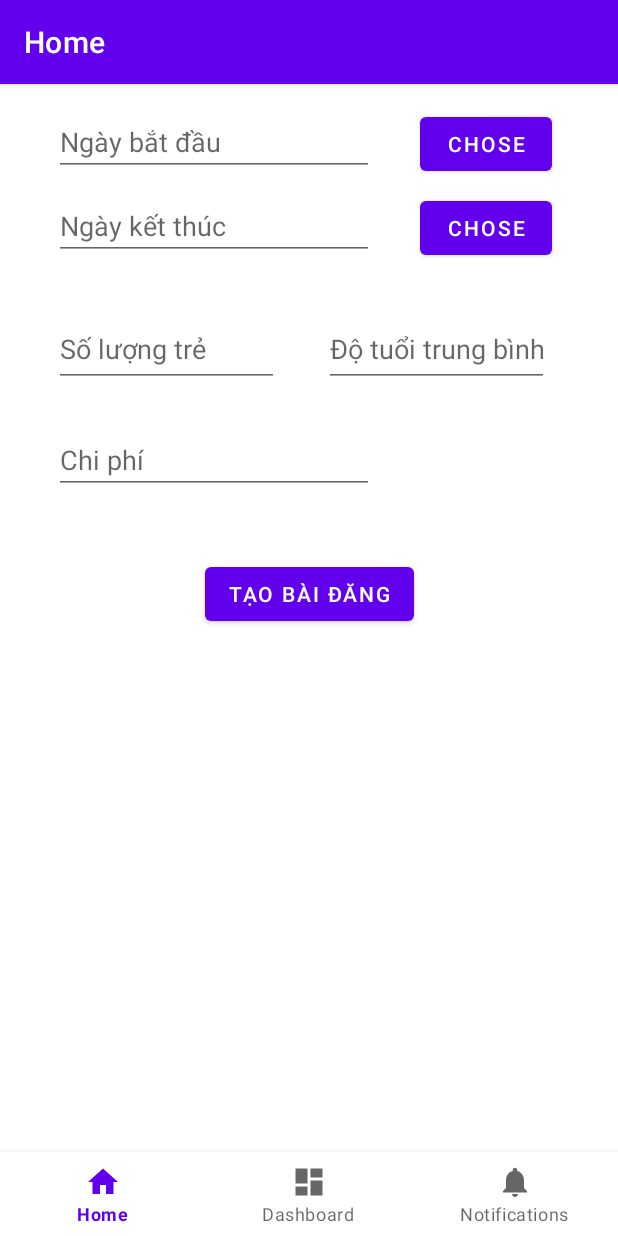
After one commit to yshuynh/BabysittingAppBackend, an Android app: the fragment CreateParentFragment placed in its activity, on a phone screen of 412 x 824 dp. The commit adds this screen. Run offline under Robolectric (Android 15) with nearby library versions, the phone set to English and light mode, and no system bars; our stand-ins replace navigation-ui.

Commit message:
no message

```diff
--- a/app/build.gradle
+++ b/app/build.gradle
@@ -41,6 +41,7 @@ dependencies {
     implementation 'androidx.lifecycle:lifecycle-viewmodel-ktx:2.2.0'
     implementation 'androidx.navigation:navigation-fragment:2.3.0'
     implementation 'androidx.navigation:navigation-ui:2.3.0'
+    implementation 'androidx.legacy:legacy-support-v4:1.0.0'
     testImplementation 'junit:junit:4.+'
     androidTestImplementation 'androidx.test.ext:junit:1.1.2'
     androidTestImplementation 'androidx.test.espresso:espresso-core:3.3.0'
--- a/app/src/main/java/com/example/babysittingapp/MainActivity.java
+++ b/app/src/main/java/com/example/babysittingapp/MainActivity.java
@@ -37,6 +37,8 @@ public class MainActivity extends AppCompatActivity {
             @Override
             public void onResponse(Call<LoginToken> call, Response<LoginToken> response) {
                 if (response.isSuccessful()) {
+                    LoginToken loginToken = response.body();
+                    APIUtils.loginToken = loginToken;
                     Intent myIntent = new Intent(MainActivity.this, ParentActivity.class);
                     myIntent.setFlags(Intent.FLAG_ACTIVITY_NEW_TASK | Intent.FLAG_ACTIVITY_CLEAR_TASK);
                     startActivity(myIntent);
--- a/app/src/main/java/com/example/babysittingapp/service/APIService.java
+++ b/app/src/main/java/com/example/babysittingapp/service/APIService.java
@@ -3,6 +3,7 @@ import com.example.babysittingapp.entity.LoginInfo;
 import com.example.babysittingapp.entity.LoginToken;
 import com.example.babysittingapp.entity.Parent;
 import com.example.babysittingapp.entity.Post;
+import com.example.babysittingapp.entity.PostCreatePost;
 
 import java.util.ArrayList;
 import java.util.List;
@@ -11,6 +12,7 @@ import retrofit2.Call;
 import retrofit2.http.Body;
 import retrofit2.http.GET;
 import retrofit2.http.POST;
+import retrofit2.http.PUT;
 import retrofit2.http.Path;
 
 public interface APIService {
@@ -23,4 +25,7 @@ public interface APIService {
 
     @GET("parent/{parent_id}/post")
     Call<ArrayList<Post>> getPostList(@Path("parent_id") String parent_id);
+
+    @PUT("post")
+    Call<String> putPost(@Body PostCreatePost post);
 }
--- a/app/src/main/java/com/example/babysittingapp/service/APIUtils.java
+++ b/app/src/main/java/com/example/babysittingapp/service/APIUtils.java
@@ -1,7 +1,10 @@
 package com.example.babysittingapp.service;
+
+import com.example.babysittingapp.entity.LoginToken;
 
 public class APIUtils {
     public static final String BASE_URL = "http://192.168.1.13:8000/api/";
+    public static LoginToken loginToken = null;
 
     public static APIService getAPIService() {
         return RetrofitClient.getClient(BASE_URL).create(APIService.class);
--- /dev/null
+++ b/app/src/main/java/com/example/babysittingapp/ui/home/CreateParentFragment.java
@@ -0,0 +1,151 @@
+package com.example.babysittingapp.ui.home;
+
+import android.app.DatePickerDialog;
+import android.os.Bundle;
+
+import androidx.fragment.app.Fragment;
+
+import android.view.LayoutInflater;
+import android.view.View;
+import android.view.ViewGroup;
+import android.view.WindowManager;
+import android.widget.Button;
+import android.widget.DatePicker;
+import android.widget.EditText;
+
+import com.example.babysittingapp.R;
+import com.example.babysittingapp.entity.PostCreatePost;
+import com.example.babysittingapp.service.APIService;
+import com.example.babysittingapp.service.APIUtils;
+
+import java.text.SimpleDateFormat;
+import java.util.Calendar;
+import java.util.Locale;
+
+import retrofit2.Call;
+import retrofit2.Callback;
+import retrofit2.Response;
+
+/**
+ * A simple {@link Fragment} subclass.
+ * Use the {@link CreateParentFragment#newInstance} factory method to
+ * create an instance of this fragment.
+ */
+public class CreateParentFragment extends Fragment {
+
+    // TODO: Rename parameter arguments, choose names that match
+    // the fragment initialization parameters, e.g. ARG_ITEM_NUMBER
+    private static final String ARG_PARAM1 = "param1";
+    private static final String ARG_PARAM2 = "param2";
+
+    // TODO: Rename and change types of parameters
+    private String mParam1;
+    private String mParam2;
+
+    public CreateParentFragment() {
+        // Required empty public constructor
+    }
+
+    /**
+     * Use this factory method to create a new instance of
+     * this fragment using the provided parameters.
+     *
+     * @param param1 Parameter 1.
+     * @param param2 Parameter 2.
+     * @return A new instance of fragment CreateParentFragment.
+     */
+    // TODO: Rename and change types and number of parameters
+    public static CreateParentFragment newInstance(String param1, String param2) {
+        CreateParentFragment fragment = new CreateParentFragment();
+        Bundle args = new Bundle();
+        args.putString(ARG_PARAM1, param1);
+        args.putString(ARG_PARAM2, param2);
+        fragment.setArguments(args);
+        return fragment;
+    }
+
+    @Override
+    public void onCreate(Bundle savedInstanceState) {
+        super.onCreate(savedInstanceState);
+        if (getArguments() != null) {
+            mParam1 = getArguments().getString(ARG_PARAM1);
+            mParam2 = getArguments().getString(ARG_PARAM2);
+        }
+        getActivity().getWindow().setSoftInputMode(WindowManager.LayoutParams.SOFT_INPUT_ADJUST_PAN);
+    }
+
+    private void settingCalendar(View view, EditText editText) {
+        final Calendar myCalendar = Calendar.getInstance();
+        DatePickerDialog.OnDateSetListener date = new DatePickerDialog.OnDateSetListener() {
+            @Override
+            public void onDateSet(DatePicker view, int year, int month, int dayOfMonth) {
+                myCalendar.set(Calendar.YEAR, year);
+                myCalendar.set(Calendar.MONTH, month);
+                myCalendar.set(Calendar.DAY_OF_MONTH, dayOfMonth);
+                updateTimeEnd(editText, myCalendar);
+            }
+        };
+        editText.getText();
+        editText.setOnClickListener(new View.OnClickListener() {
+            @Override
+            public void onClick(View v) {
+                // TODO Auto-generated method stub
+                new DatePickerDialog(getContext(), date, myCalendar
+                        .get(Calendar.YEAR), myCalendar.get(Calendar.MONTH),
+                        myCalendar.get(Calendar.DAY_OF_MONTH)).show();
+            }
+        });
+    }
+
+    private void updateTimeEnd(EditText editText, Calendar myCalendar) {
+        String myFormat = "dd/MM/yyyy"; //In which you need put here
+        SimpleDateFormat sdf = new SimpleDateFormat(myFormat, Locale.US);
+        editText.setText(sdf.format(myCalendar.getTime()));
+    }
+
+    @Override
+    public View onCreateView(LayoutInflater inflater, ViewGroup container,
+                             Bundle savedInstanceState) {
+        View rootView = inflater.inflate(R.layout.fragment_create_parent, container, false);
+        EditText editText = rootView.findViewById(R.id.fc_textTimeStart);
+        settingCalendar(rootView, editText);
+        editText = rootView.findViewById(R.id.fc_textTimeEnd);
+        settingCalendar(rootView, editText);
+
+        Button submit = rootView.findViewById(R.id.btnSubmit);
+        submit.setOnClickListener(new View.OnClickListener() {
+            @Override
+            public void onClick(View v) {
+                PostCreatePost post = new PostCreatePost();
+                EditText price = rootView.findViewById(R.id.fc_price);
+                post.setPrice(Integer.parseInt(price.getText().toString()));
+                EditText age = rootView.findViewById(R.id.fc_textAge);
+                post.setAgeAvg(Integer.parseInt(age.getText().toString()));
+                EditText startTime = rootView.findViewById(R.id.fc_textTimeStart);
+                post.setTimeStart(startTime.getText().toString());
+                EditText endTime = rootView.findViewById(R.id.fc_textTimeEnd);
+                post.setTimeEnd(endTime.getText().toString());
+                EditText childCount = rootView.findViewById(R.id.fc_numberchild);
+                post.setChildNumber(Integer.parseInt(childCount.getText().toString()));
+                post.setParent(APIUtils.loginToken.getUserId());
+
+                APIService service = APIUtils.getAPIService();
+                service.putPost(post).enqueue(new Callback<String>() {
+                    @Override
+                    public void onResponse(Call<String> call, Response<String> response) {
+
+                    }
+
+                    @Override
+                    public void onFailure(Call<String> call, Throwable t) {
+
+                    }
+                });
+            }
+        });
+
+        return rootView;
+    }
+
+
+}
--- a/app/src/main/java/com/example/babysittingapp/ui/home/HomeFragment.java
+++ b/app/src/main/java/com/example/babysittingapp/ui/home/HomeFragment.java
@@ -20,6 +20,8 @@ import com.example.babysittingapp.entity.LoginToken;
 import com.example.babysittingapp.entity.Post;
 import com.example.babysittingapp.service.APIService;
 import com.example.babysittingapp.service.APIUtils;
+import com.google.android.material.floatingactionbutton.FloatingActionButton;
+import com.google.android.material.snackbar.Snackbar;
 
 import java.util.ArrayList;
 
@@ -48,7 +50,22 @@ public class HomeFragment extends Fragment {
             }
         });
         createRecycleView();
+        createFloatingButton();
         return root;
+    }
+
+    private void createFloatingButton() {
+        FloatingActionButton fab = binding.floatingActionButton;
+        fab.setOnClickListener(new View.OnClickListener() {
+            @Override
+            public void onClick(View view) {
+                CreateParentFragment nextFrag= new CreateParentFragment();
+                getActivity().getSupportFragmentManager().beginTransaction()
+                        .replace(R.id.frame_container, nextFrag, "findThisFragment")
+                        .addToBackStack(null)
+                        .commit();
+            }
+        });
     }
 
     private void createRecycleView() {
--- a/app/src/main/res/layout/activity_parent.xml
+++ b/app/src/main/res/layout/activity_parent.xml
@@ -3,8 +3,7 @@
     xmlns:app="http://schemas.android.com/apk/res-auto"
     android:id="@+id/container"
     android:layout_width="match_parent"
-    android:layout_height="match_parent"
-    android:paddingTop="?attr/actionBarSize">
+    android:layout_height="match_parent">
 
     <com.google.android.material.bottomnavigation.BottomNavigationView
         android:id="@+id/nav_view"
@@ -21,6 +20,7 @@
         android:name="androidx.navigation.fragment.NavHostFragment"
         android:layout_width="match_parent"
         android:layout_height="match_parent"
+        android:layout_marginBottom="?attr/actionBarSize"
         app:defaultNavHost="true"
         app:layout_constraintBottom_toTopOf="@+id/nav_view"
         app:layout_constraintEnd_toEndOf="parent"
--- /dev/null
+++ b/app/src/main/res/layout/fragment_create_parent.xml
@@ -0,0 +1,115 @@
+<?xml version="1.0" encoding="utf-8"?>
+<FrameLayout xmlns:android="http://schemas.android.com/apk/res/android"
+    xmlns:app="http://schemas.android.com/apk/res-auto"
+    xmlns:tools="http://schemas.android.com/tools"
+    android:layout_width="match_parent"
+    android:background="#ffffff"
+    android:layout_height="match_parent"
+    android:clickable="true"
+    tools:context=".ui.home.CreateParentFragment">
+
+    <androidx.constraintlayout.widget.ConstraintLayout
+        android:layout_width="match_parent"
+        android:layout_height="match_parent">
+
+        <EditText
+            android:id="@+id/fc_numberchild"
+            android:layout_width="150dp"
+            android:layout_height="50dp"
+            android:layout_marginStart="36dp"
+            android:layout_marginLeft="36dp"
+            android:layout_marginTop="152dp"
+            android:ems="10"
+            android:hint="Số lượng trẻ"
+            android:inputType="number"
+            app:layout_constraintStart_toStartOf="parent"
+            app:layout_constraintTop_toTopOf="parent" />
+
+        <EditText
+            android:id="@+id/fc_textAge"
+            android:layout_width="150dp"
+            android:layout_height="50dp"
+            android:layout_marginStart="216dp"
+            android:layout_marginLeft="216dp"
+            android:layout_marginTop="152dp"
+            android:ems="10"
+            android:hint="Độ tuổi trung bình"
+            android:inputType="number"
+            app:layout_constraintStart_toStartOf="parent"
+            app:layout_constraintTop_toTopOf="parent" />
+
+        <Button
+            android:id="@+id/button2"
+            android:layout_width="wrap_content"
+            android:layout_height="wrap_content"
+            android:layout_marginStart="280dp"
+            android:layout_marginLeft="280dp"
+            android:layout_marginTop="16dp"
+            android:text="Chose"
+            app:layout_constraintStart_toStartOf="parent"
+            app:layout_constraintTop_toTopOf="parent" />
+
+        <Button
+            android:id="@+id/button3"
+            android:layout_width="wrap_content"
+            android:layout_height="wrap_content"
+            android:layout_marginStart="280dp"
+            android:layout_marginLeft="280dp"
+            android:layout_marginTop="72dp"
+            android:text="Chose"
+            app:layout_constraintStart_toStartOf="parent"
+            app:layout_constraintTop_toTopOf="parent" />
+
+        <EditText
+            android:id="@+id/fc_textTimeStart"
+            android:layout_width="wrap_content"
+            android:layout_height="wrap_content"
+            android:layout_marginStart="36dp"
+            android:layout_marginLeft="36dp"
+            android:layout_marginTop="16dp"
+            android:ems="10"
+            android:focusable="false"
+            android:hint="Ngày bắt đầu"
+            android:inputType="textPersonName"
+            app:layout_constraintStart_toStartOf="parent"
+            app:layout_constraintTop_toTopOf="parent" />
+
+        <EditText
+            android:id="@+id/fc_textTimeEnd"
+            android:layout_width="wrap_content"
+            android:layout_height="wrap_content"
+            android:layout_marginStart="36dp"
+            android:layout_marginLeft="36dp"
+            android:layout_marginTop="72dp"
+            android:ems="10"
+            android:focusable="false"
+            android:hint="Ngày kết thúc"
+            android:inputType="textPersonName"
+            app:layout_constraintStart_toStartOf="parent"
+            app:layout_constraintTop_toTopOf="parent" />
+
+        <EditText
+            android:id="@+id/fc_price"
+            android:layout_width="wrap_content"
+            android:layout_height="wrap_content"
+            android:layout_marginStart="36dp"
+            android:layout_marginLeft="36dp"
+            android:layout_marginTop="228dp"
+            android:ems="10"
+            android:hint="Chi phí"
+            android:inputType="number"
+            app:layout_constraintStart_toStartOf="parent"
+            app:layout_constraintTop_toTopOf="parent" />
+
+        <Button
+            android:id="@+id/btnSubmit"
+            android:layout_width="wrap_content"
+            android:layout_height="wrap_content"
+            android:layout_marginTop="316dp"
+            android:text="Tạo bài đăng"
+            app:layout_constraintEnd_toEndOf="parent"
+            app:layout_constraintStart_toStartOf="parent"
+            app:layout_constraintTop_toTopOf="parent" />
+
+    </androidx.constraintlayout.widget.ConstraintLayout>
+</FrameLayout>
--- a/app/src/main/res/layout/post_item.xml
+++ b/app/src/main/res/layout/post_item.xml
@@ -76,6 +76,7 @@
                 android:text="end time"
                 app:layout_constraintBottom_toBottomOf="parent"
                 app:layout_constraintStart_toStartOf="parent" />
+
         </androidx.constraintlayout.widget.ConstraintLayout>
 
     </android.support.v7.widget.CardView>
--- a/app/src/main/res/values/strings.xml
+++ b/app/src/main/res/values/strings.xml
@@ -4,4 +4,6 @@
     <string name="title_home">Home</string>
     <string name="title_dashboard">Dashboard</string>
     <string name="title_notifications">Notifications</string>
+    <!-- TODO: Remove or change this placeholder text -->
+    <string name="hello_blank_fragment">Hello blank fragment</string>
 </resources>
```
Also changed, not shown: app/src/main/AndroidManifest.xml (+4 -4 lines), app/src/main/java/com/example/babysittingapp/entity/LoginToken.java (+13 -0 lines), app/src/main/java/com/example/babysittingapp/entity/PostCreatePost.java (added, +49 -0 lines), app/src/main/res/layout/parent_fragment_home.xml (+23 -1 lines).
